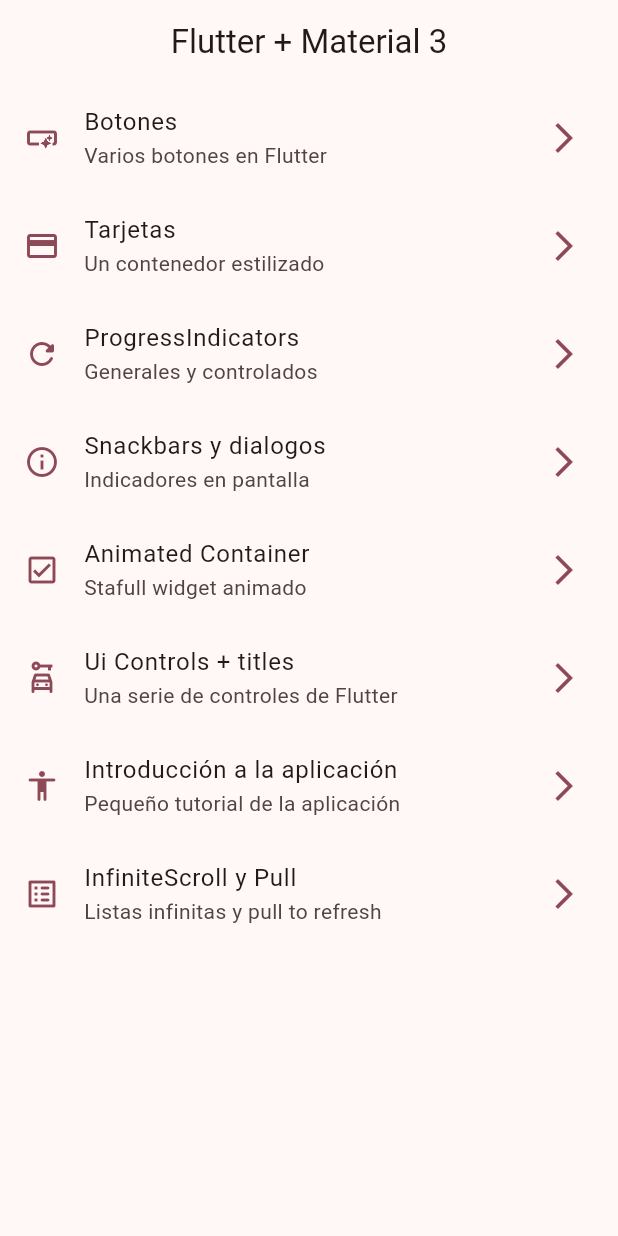
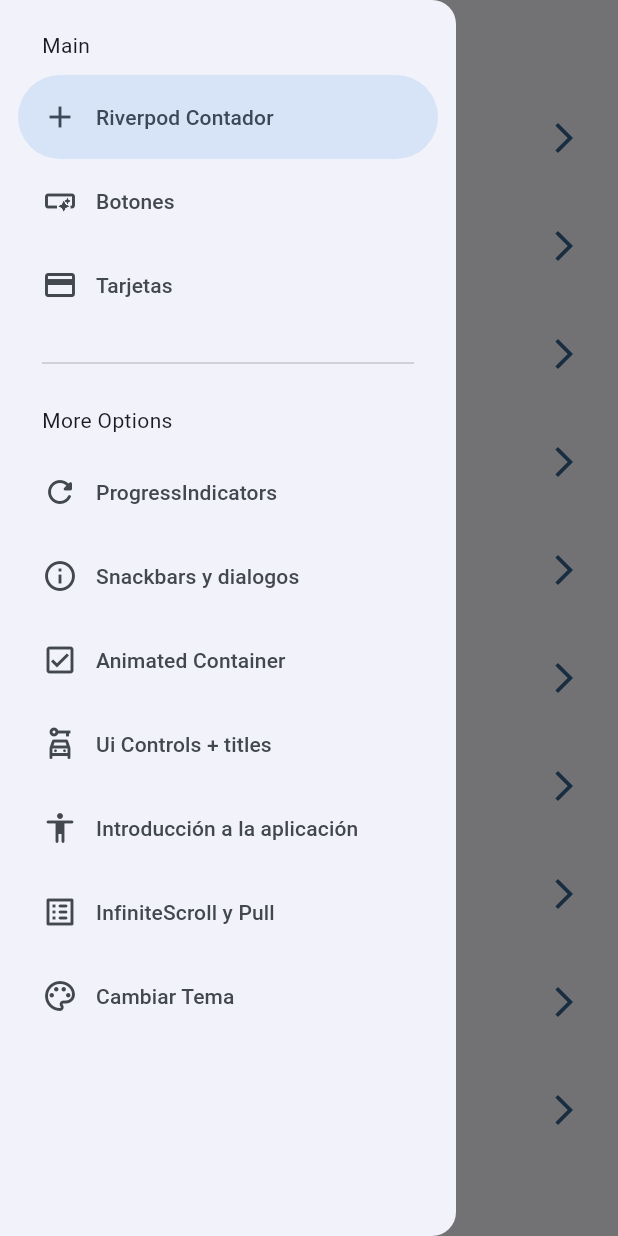
Before and after one commit to gavasquez/widgets-app, a Flutter app: the screen it shows after launch, with the side drawer open (before the commit the screen has no drawer), on a phone screen of 412 x 824 dp. Run offline on Flutter 3.47's test engine with Material 3 defaults, Android fonts, the phone set to English and light mode, and no system bars; our stand-ins replace animate_do, flutter_riverpod, go_router.

Commit message:
antes de statenotifier

```diff
--- a/lib/config/menu/menu_items.dart
+++ b/lib/config/menu/menu_items.dart
@@ -13,6 +13,11 @@ class MenuItem {
       required this.icon});
 
   static const appMenuItems = <MenuItem>[
+    MenuItem(
+        title: 'Riverpod Contador',
+        subTitle: 'Introducción a Riverpod',
+        link: '/counter-river',
+        icon: Icons.add),
     MenuItem(
         title: 'Botones',
         subTitle: 'Varios botones en Flutter',
@@ -53,5 +58,10 @@ class MenuItem {
         subTitle: 'Listas infinitas y pull to refresh',
         link: '/infinite',
         icon: Icons.list_alt_rounded),
+    MenuItem(
+        title: 'Cambiar Tema',
+        subTitle: 'Cambiar temna',
+        link: '/theme-change',
+        icon: Icons.color_lens_outlined),
   ];
 }
--- a/lib/config/router/app_router.dart
+++ b/lib/config/router/app_router.dart
@@ -50,5 +50,15 @@ final appRouter = GoRouter(
       path: '/infinite',
       builder: (context, state) => const InfiniteScrollScreen(),
     ),
+    GoRoute(
+      name: CounterScreen.name,
+      path: '/counter-river',
+      builder: (context, state) => const CounterScreen(),
+    ),
+    GoRoute(
+      name: ThemeChangeScreen.name,
+      path: '/theme-change',
+      builder: (context, state) => const ThemeChangeScreen(),
+    ),
   ],
 );
--- a/lib/config/theme/app_theme.dart
+++ b/lib/config/theme/app_theme.dart
@@ -11,14 +11,16 @@ const colorsList = <Color>[
 
 class AppTheme {
   final int selectedColor;
+  final bool isDarkMode;
 
-  AppTheme({this.selectedColor = 0})
+  AppTheme({this.selectedColor = 0, this.isDarkMode = false})
       : assert(selectedColor >= 0, 'Selected color must be greater then 0'),
         assert(selectedColor < colorsList.length,
             'Selected color must be less or equal than ${colorsList.length - 1}');
 
   ThemeData getTheme() => ThemeData(
       useMaterial3: true,
+      brightness: isDarkMode ? Brightness.dark : Brightness.light,
       colorSchemeSeed: colorsList[selectedColor],
       appBarTheme: const AppBarTheme(centerTitle: true));
 }
--- a/lib/main.dart
+++ b/lib/main.dart
@@ -1,21 +1,29 @@
 import 'package:flutter/material.dart';
+import 'package:flutter_riverpod/flutter_riverpod.dart';
 import 'package:widgets_app/config/router/app_router.dart';
 import 'package:widgets_app/config/theme/app_theme.dart';
+import 'package:widgets_app/presentation/providers/theme_provider.dart';
 
 void main() {
-  runApp(const MainApp());
+  runApp(const ProviderScope(child: MainApp()));
 }
 
-class MainApp extends StatelessWidget {
+class MainApp extends ConsumerWidget {
   const MainApp({super.key});
 
   @override
-  Widget build(BuildContext context) {
+  Widget build(BuildContext context, WidgetRef ref) {
+    final bool isDarkMode = ref.watch(isDarkModeProvider);
+    final seletedColor = ref.watch(selectedColorProvider);
+
     return MaterialApp.router(
       title: 'Flutter Widgets',
       routerConfig: appRouter,
       debugShowCheckedModeBanner: false,
-      theme: AppTheme(selectedColor: 5).getTheme(),
+      theme: AppTheme(
+        selectedColor: seletedColor,
+        isDarkMode: isDarkMode,
+      ).getTheme(),
       /* home: const Scaffold(
           body: HomeScreen(),
         ),
--- /dev/null
+++ b/lib/presentation/providers/counter_providers.dart
@@ -0,0 +1,3 @@
+import 'package:flutter_riverpod/flutter_riverpod.dart';
+
+final counterProvider = StateProvider((ref) => 5);
--- /dev/null
+++ b/lib/presentation/providers/theme_provider.dart
@@ -0,0 +1,11 @@
+import 'package:flutter_riverpod/flutter_riverpod.dart';
+import 'package:widgets_app/config/theme/app_theme.dart';
+
+//* Un Simple bool
+final isDarkModeProvider = StateProvider((ref) => false);
+
+//* un simple int
+final selectedColorProvider = StateProvider((ref) => 0);
+
+//* Listado de colores inmutable
+final colorListProvider = Provider((ref) => colorsList);
--- a/lib/presentation/screen/home/home_screen.dart
+++ b/lib/presentation/screen/home/home_screen.dart
@@ -1,6 +1,7 @@
 import 'package:flutter/material.dart';
 import 'package:go_router/go_router.dart';
 import 'package:widgets_app/config/menu/menu_items.dart';
+import 'package:widgets_app/presentation/widgets/side_menu.dart';
 
 class HomeScreen extends StatelessWidget {
   static const String name = 'home_screen';
@@ -9,11 +10,15 @@ class HomeScreen extends StatelessWidget {
 
   @override
   Widget build(BuildContext context) {
+    final scaffoldKey = GlobalKey<ScaffoldState>();
+
     return Scaffold(
+      key: scaffoldKey,
       appBar: AppBar(
         title: const Text('Flutter + Material 3'),
       ),
       body: _HomeView(),
+      drawer: SideManu(scaffoldKey: scaffoldKey),
     );
   }
 }
--- a/lib/presentation/screen/screens.dart
+++ b/lib/presentation/screen/screens.dart
@@ -1,3 +1,7 @@
+export 'package:widgets_app/presentation/screen/theme_change/theme_change_screen.dart';
+
+export 'package:widgets_app/presentation/screen/counter/counter_screen.dart';
+
 export 'package:widgets_app/presentation/screen/animated/animated_screen.dart';
 export 'package:widgets_app/presentation/screen/app_tutotial/app_tutorial_screen.dart';
 export 'package:widgets_app/presentation/screen/infinite_scroll/infinite_scroll_screen.dart';
--- /dev/null
+++ b/lib/presentation/widgets/side_menu.dart
@@ -0,0 +1,59 @@
+import 'package:flutter/material.dart';
+import 'package:go_router/go_router.dart';
+import 'package:widgets_app/config/menu/menu_items.dart';
+
+class SideManu extends StatefulWidget {
+  final GlobalKey<ScaffoldState> scaffoldKey;
+  const SideManu({super.key, required this.scaffoldKey});
+
+  @override
+  State<SideManu> createState() => _SideManuState();
+}
+
+class _SideManuState extends State<SideManu> {
+  int navdrawerIndex = 0;
+  @override
+  Widget build(BuildContext context) {
+    final hasNotch = MediaQuery.of(context).viewPadding.top > 35;
+
+    return NavigationDrawer(
+        selectedIndex: navdrawerIndex,
+        onDestinationSelected: (value) {
+          setState(() {
+            navdrawerIndex = value;
+          });
+          final menuItem = MenuItem.appMenuItems[value];
+          context.push(menuItem.link);
+          //* Cerramos el drawer
+          widget.scaffoldKey.currentState?.closeDrawer();
+        },
+        children: [
+          Padding(
+            padding: EdgeInsets.fromLTRB(28, hasNotch ? 0 : 20, 16, 10),
+            child: const Text('Main'),
+          ),
+          ...MenuItem.appMenuItems
+              //* Sacamos de la posicion 0 a la 3
+              .sublist(0, 3)
+              .map((item) => NavigationDrawerDestination(
+                    icon: Icon(item.icon),
+                    label: Text(item.title),
+                  )),
+          const Padding(
+            padding: EdgeInsets.fromLTRB(28, 16, 28, 10),
+            child: Divider(),
+          ),
+          const Padding(
+            padding: EdgeInsets.fromLTRB(28, 10, 16, 10),
+            child: Text('More Options'),
+          ),
+          ...MenuItem.appMenuItems
+              //* Sacamos 3 en adelante
+              .sublist(3)
+              .map((item) => NavigationDrawerDestination(
+                    icon: Icon(item.icon),
+                    label: Text(item.title),
+                  )),
+        ]);
+  }
+}
--- a/pubspec.yaml
+++ b/pubspec.yaml
@@ -10,6 +10,7 @@ dependencies:
   animate_do: ^3.3.3
   flutter:
     sdk: flutter
+  flutter_riverpod: ^2.4.10
   go_router: ^13.2.0
 
 dev_dependencies:
```
Also changed, not shown: lib/presentation/screen/counter/counter_screen.dart (added, +44 -0 lines), lib/presentation/screen/theme_change/theme_change_screen.dart (added, +60 -0 lines), pubspec.lock.
